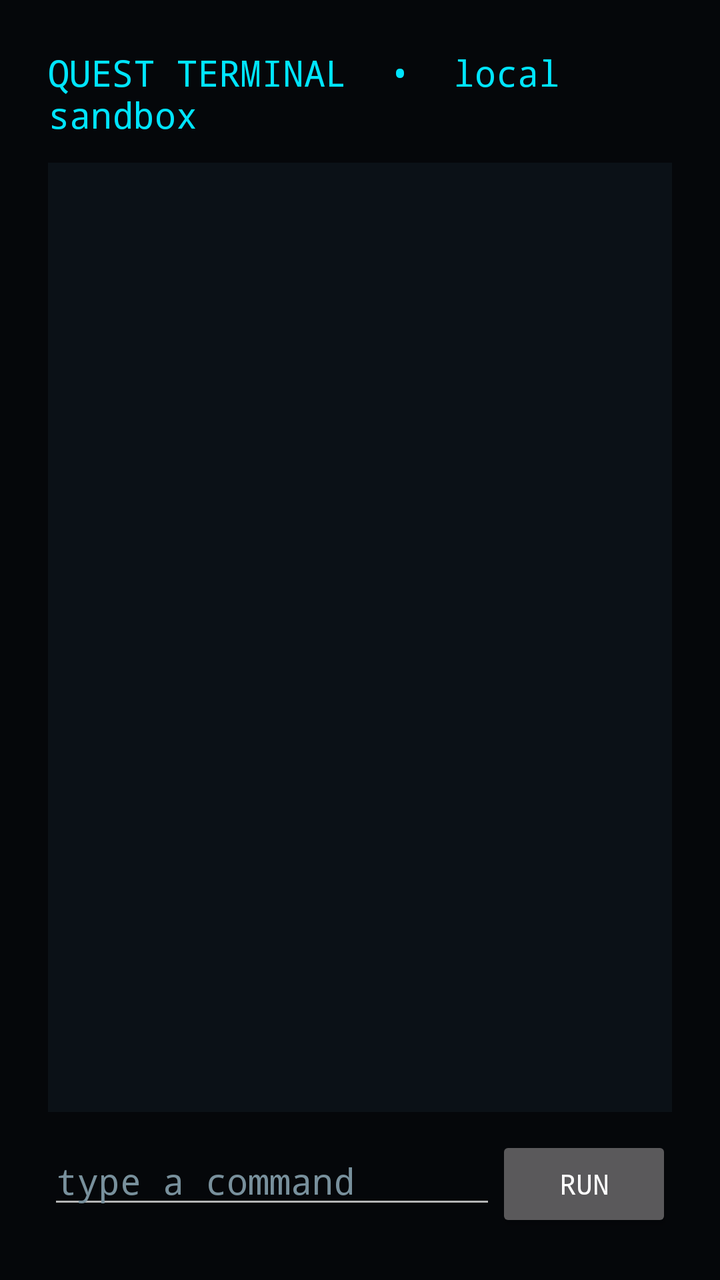
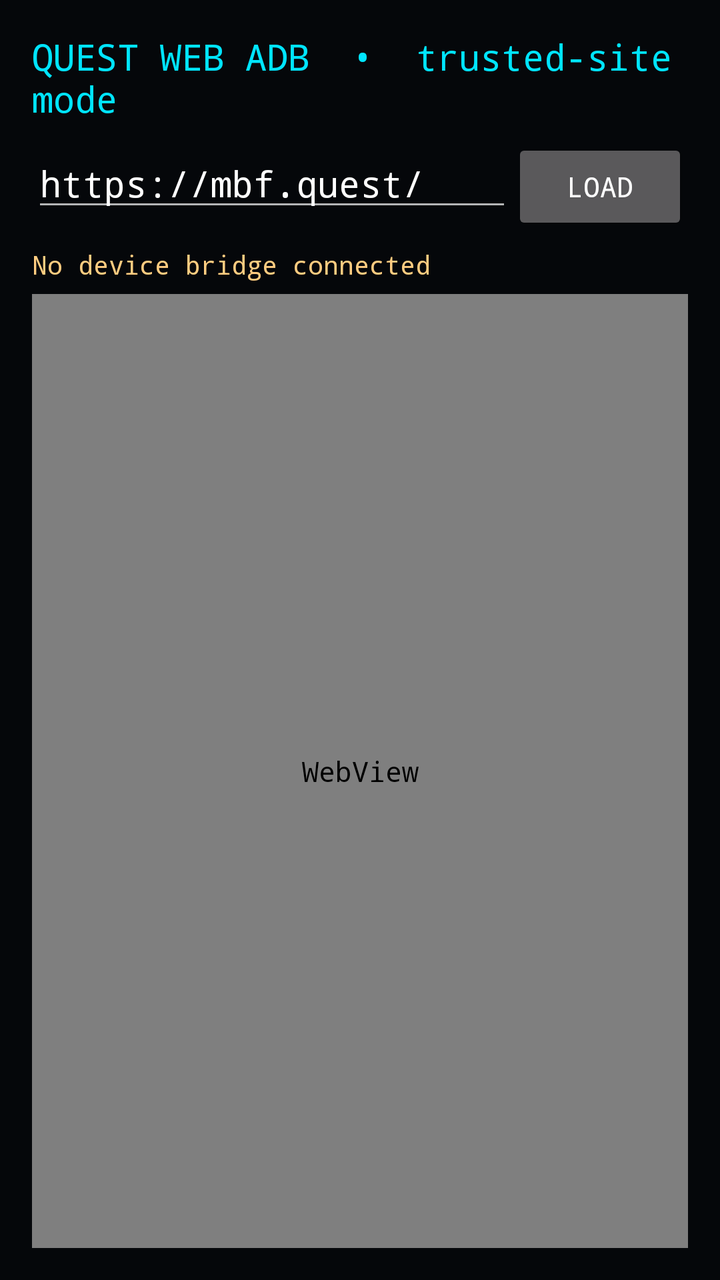

Compare the two renders of this Android layout. The source of the first and the diff that turns it into the second are given below.
<!-- AndroidManifest.xml: application theme AppTheme -->
<!-- res/layout/activity_main.xml -->
<LinearLayout xmlns:android="http://schemas.android.com/apk/res/android"
    android:layout_width="match_parent" android:layout_height="match_parent"
    android:orientation="vertical" android:padding="24dp" android:background="#05070A">
    <TextView android:layout_width="match_parent" android:layout_height="wrap_content"
        android:text="QUEST TERMINAL  •  local sandbox" android:textColor="#00E5FF"
        android:textSize="18sp" android:typeface="monospace" android:paddingBottom="12dp" />
    <ScrollView android:id="@+id/outputScroll" android:layout_width="match_parent" android:layout_height="0dp" android:layout_weight="1"
        android:background="#0B1117" android:padding="16dp">
        <TextView android:id="@+id/output" android:layout_width="match_parent" android:layout_height="wrap_content"
            android:textColor="#D8F3DC" android:textSize="16sp" android:typeface="monospace" android:textIsSelectable="true" />
    </ScrollView>
    <LinearLayout android:layout_width="match_parent" android:layout_height="wrap_content" android:orientation="horizontal" android:paddingTop="12dp">
        <EditText android:id="@+id/input" android:layout_width="0dp" android:layout_height="wrap_content" android:layout_weight="1"
            android:hint="type a command" android:singleLine="true" android:textColor="#FFFFFF" android:textColorHint="#78909C"
            android:inputType="text" android:fontFamily="monospace" />
        <Button android:id="@+id/run" android:layout_width="wrap_content" android:layout_height="wrap_content" android:text="RUN" />
    </LinearLayout>
</LinearLayout>
<!-- resources referenced by this layout -->
<resources>
  <style name="AppTheme" parent="android:style/Theme.Material.NoActionBar">
          <item name="android:fontFamily">monospace</item>
          <item name="android:colorAccent">#00E5FF</item>
          <item name="android:navigationBarColor">#05070A</item>
          <item name="android:windowLightStatusBar">false</item>
          <item name="android:statusBarColor">#05070A</item>
      </style>
</resources>

<!-- the commit's change to res/layout/activity_main.xml (unified diff, before → after) -->
@@ -1,18 +1,16 @@
 <LinearLayout xmlns:android="http://schemas.android.com/apk/res/android"
     android:layout_width="match_parent" android:layout_height="match_parent"
-    android:orientation="vertical" android:padding="24dp" android:background="#05070A">
+    android:orientation="vertical" android:padding="16dp" android:background="#05070A">
     <TextView android:layout_width="match_parent" android:layout_height="wrap_content"
-        android:text="QUEST TERMINAL  •  local sandbox" android:textColor="#00E5FF"
-        android:textSize="18sp" android:typeface="monospace" android:paddingBottom="12dp" />
-    <ScrollView android:id="@+id/outputScroll" android:layout_width="match_parent" android:layout_height="0dp" android:layout_weight="1"
-        android:background="#0B1117" android:padding="16dp">
-        <TextView android:id="@+id/output" android:layout_width="match_parent" android:layout_height="wrap_content"
-            android:textColor="#D8F3DC" android:textSize="16sp" android:typeface="monospace" android:textIsSelectable="true" />
-    </ScrollView>
-    <LinearLayout android:layout_width="match_parent" android:layout_height="wrap_content" android:orientation="horizontal" android:paddingTop="12dp">
-        <EditText android:id="@+id/input" android:layout_width="0dp" android:layout_height="wrap_content" android:layout_weight="1"
-            android:hint="type a command" android:singleLine="true" android:textColor="#FFFFFF" android:textColorHint="#78909C"
-            android:inputType="text" android:fontFamily="monospace" />
-        <Button android:id="@+id/run" android:layout_width="wrap_content" android:layout_height="wrap_content" android:text="RUN" />
+        android:text="QUEST WEB ADB  •  trusted-site mode" android:textColor="#00E5FF"
+        android:textSize="18sp" android:typeface="monospace" android:paddingBottom="8dp" />
+    <LinearLayout android:layout_width="match_parent" android:layout_height="wrap_content" android:orientation="horizontal">
+        <EditText android:id="@+id/urlInput" android:layout_width="0dp" android:layout_height="wrap_content" android:layout_weight="1"
+            android:hint="https://trusted-site.example" android:singleLine="true" android:text="https://mbf.quest/"
+            android:textColor="#FFFFFF" android:textColorHint="#78909C" android:inputType="textUri" />
+        <Button android:id="@+id/loadButton" android:layout_width="wrap_content" android:layout_height="wrap_content" android:text="LOAD" />
     </LinearLayout>
+    <TextView android:id="@+id/status" android:layout_width="match_parent" android:layout_height="wrap_content"
+        android:text="No device bridge connected" android:textColor="#FFCC80" android:textSize="13sp" android:typeface="monospace" android:paddingTop="6dp" android:paddingBottom="6dp" />
+    <WebView android:id="@+id/webView" android:layout_width="match_parent" android:layout_height="0dp" android:layout_weight="1" />
 </LinearLayout>
